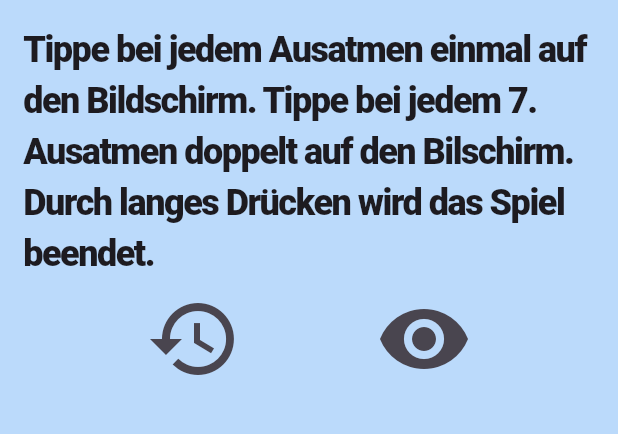
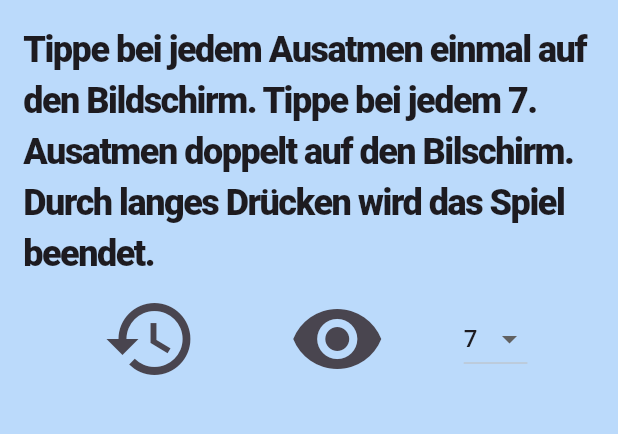
Before and after one commit to maxmitz/meditation_app, a Flutter app: the BreathingGameScreen screen opened by its route, on a phone screen of 412 x 824 dp, the part 84-518 px from its top. Run offline on Flutter 3.47's test engine with Material 3 defaults, Android fonts, the phone set to English and light mode, and no system bars; our stand-ins replace flutter_svg, freezed_annotation, go_router, hooks_riverpod.

Commit message:
feat: give possibility to set numberOfBreathsToTapTwice

```diff
--- a/lib/breathing_game/presentation/breathing_game_screen.dart
+++ b/lib/breathing_game/presentation/breathing_game_screen.dart
@@ -28,9 +28,9 @@ class BreathingGameScreen extends ConsumerWidget {
                   padding: const EdgeInsets.all(16),
                   child: Column(
                     children: [
-                      const Text(
-                        'Tippe bei jedem Ausatmen einmal auf den Bildschirm. Tippe bei jedem 7. Ausatmen doppelt auf den Bilschirm. Durch langes Drücken wird das Spiel beendet.',
-                        style: TextStyle(
+                      Text(
+                        'Tippe bei jedem Ausatmen einmal auf den Bildschirm. Tippe bei jedem ${state.numberOfBreathsToTapTwice}. Ausatmen doppelt auf den Bilschirm. Durch langes Drücken wird das Spiel beendet.',
+                        style: const TextStyle(
                           fontSize: 24,
                           fontWeight: FontWeight.w900,
                           letterSpacing: -1,
@@ -53,12 +53,29 @@ class BreathingGameScreen extends ConsumerWidget {
                             ),
                             iconSize: 64,
                           ),
+                          DropdownButton<int>(
+                            value: state.numberOfBreathsToTapTwice,
+                            items: [
+                              for (int i = 3; i <= 20; i++)
+                                DropdownMenuItem<int>(
+                                  value: i,
+                                  child: Text(i.toString()),
+                                ),
+                            ],
+                            onChanged: (newNumberOfBreathsToTapTwice) =>
+                                newNumberOfBreathsToTapTwice == null
+                                    ? null
+                                    : breathingGameNotifier
+                                        .setNumberOfBreathsToTapTwice(
+                                        newNumberOfBreathsToTapTwice,
+                                      ),
+                          ),
                         ],
                       ),
                       if (state.showResults)
                         Expanded(
                           child: GridView.count(
-                            crossAxisCount: 7,
+                            crossAxisCount: state.numberOfBreathsToTapTwice,
                             children: [
                               for (final result in state.results)
                                 Container(
```
Also changed, not shown: lib/breathing_game/view_model/breathing_game_provider.dart (+8 -6 lines).
